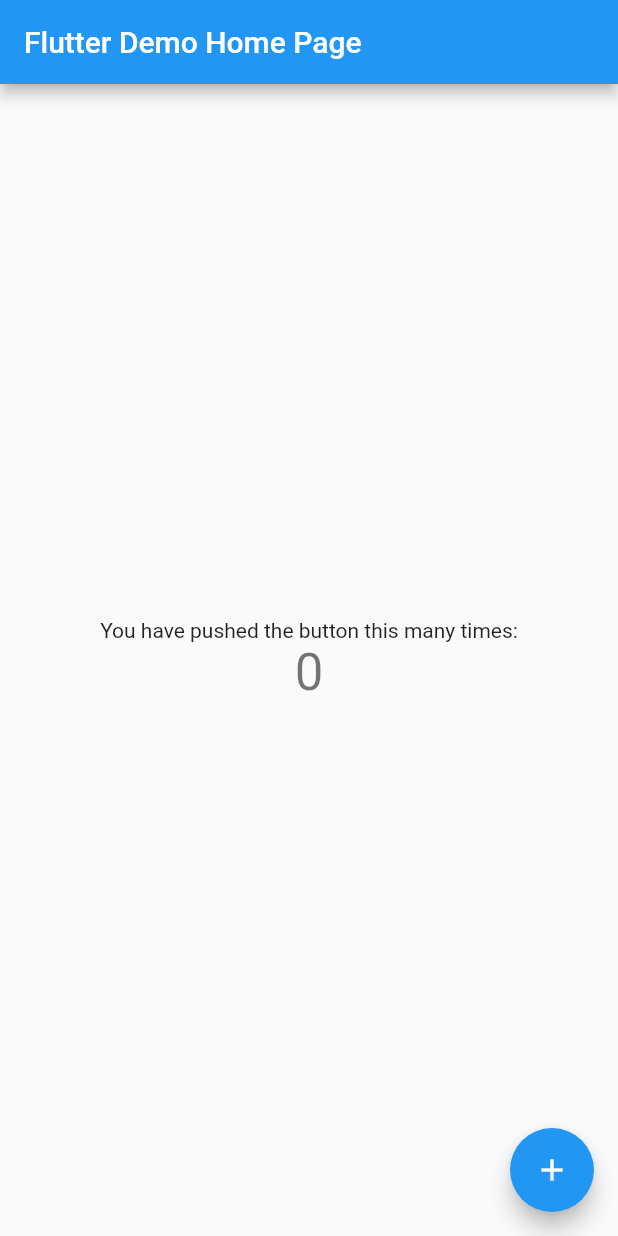
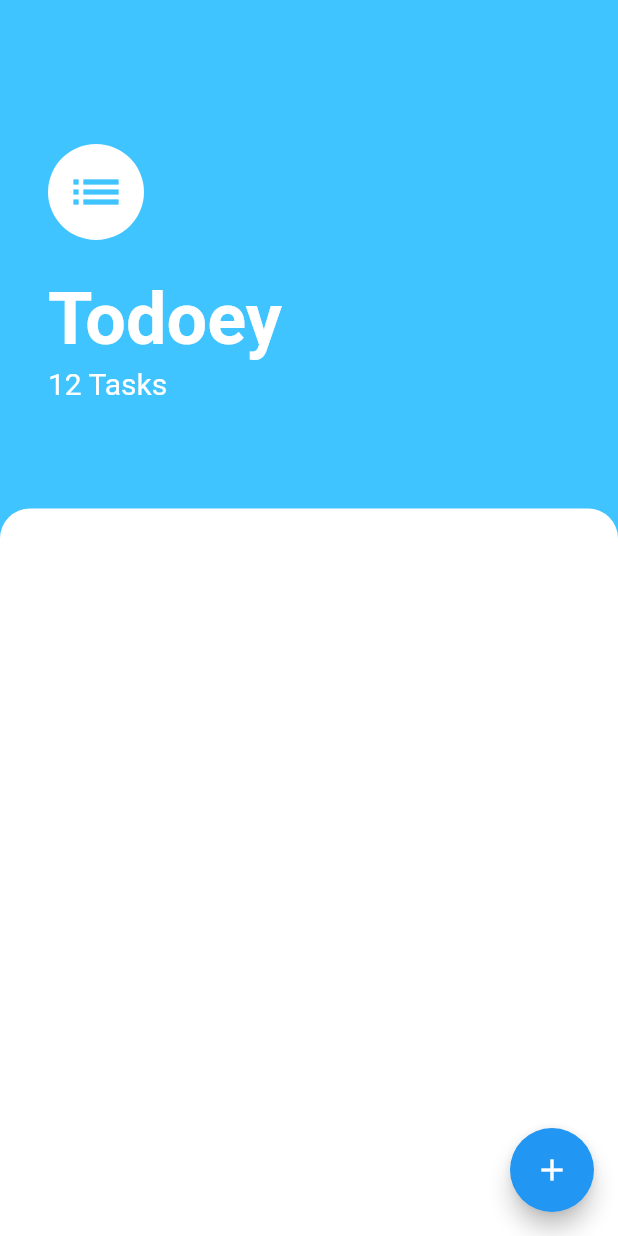
Before and after one commit to mdocevski/flutter_tutorials, a Flutter app: the screen it shows after launch, on a phone screen of 412 x 824 dp. Run offline on Flutter 3.47's test engine with Material 2 defaults, Android fonts, the phone set to English and light mode, and no system bars; our stand-ins replace animated_text_kit, audioplayers, cloud_firestore, firebase_auth, flutter_spinkit, font_awesome_flutter and 3 more; accounts and stored records are empty.

Commit message:
todo_ey - initial design implemented

```diff
--- a/todo_ey/lib/main.dart
+++ b/todo_ey/lib/main.dart
@@ -1,117 +1,18 @@
 import 'package:flutter/material.dart';
+import 'package:todo_ey/tasks/tasks.dart';
 
 void main() {
   runApp(MyApp());
 }
 
 class MyApp extends StatelessWidget {
-  // This widget is the root of your application.
   @override
   Widget build(BuildContext context) {
     return MaterialApp(
-      title: 'Flutter Demo',
-      theme: ThemeData(
-        // This is the theme of your application.
-        //
-        // Try running your application with "flutter run". You'll see the
-        // application has a blue toolbar. Then, without quitting the app, try
-        // changing the primarySwatch below to Colors.green and then invoke
-        // "hot reload" (press "r" in the console where you ran "flutter run",
-        // or simply save your changes to "hot reload" in a Flutter IDE).
-        // Notice that the counter didn't reset back to zero; the application
-        // is not restarted.
-        primarySwatch: Colors.blue,
-        // This makes the visual density adapt to the platform that you run
-        // the app on. For desktop platforms, the controls will be smaller and
-        // closer together (more dense) than on mobile platforms.
-        visualDensity: VisualDensity.adaptivePlatformDensity,
-      ),
-      home: MyHomePage(title: 'Flutter Demo Home Page'),
+      initialRoute: TasksScreen.ID,
+      routes: {
+        TasksScreen.ID: (context) => TasksScreen(),
+      },
     );
   }
 }
-
-class MyHomePage extends StatefulWidget {
-  MyHomePage({Key key, this.title}) : super(key: key);
-
-  // This widget is the home page of your application. It is stateful, meaning
-  // that it has a State object (defined below) that contains fields that affect
-  // how it looks.
-
-  // This class is the configuration for the state. It holds the values (in this
-  // case the title) provided by the parent (in this case the App widget) and
-  // used by the build method of the State. Fields in a Widget subclass are
-  // always marked "final".
-
-  final String title;
-
-  @override
-  _MyHomePageState createState() => _MyHomePageState();
-}
-
-class _MyHomePageState extends State<MyHomePage> {
-  int _counter = 0;
-
-  void _incrementCounter() {
-    setState(() {
-      // This call to setState tells the Flutter framework that something has
-      // changed in this State, which causes it to rerun the build method below
-      // so that the display can reflect the updated values. If we changed
-      // _counter without calling setState(), then the build method would not be
-      // called again, and so nothing would appear to happen.
-      _counter++;
-    });
-  }
-
-  @override
-  Widget build(BuildContext context) {
-    // This method is rerun every time setState is called, for instance as done
-    // by the _incrementCounter method above.
-    //
-    // The Flutter framework has been optimized to make rerunning build methods
-    // fast, so that you can just rebuild anything that needs updating rather
-    // than having to individually change instances of widgets.
-    return Scaffold(
-      appBar: AppBar(
-        // Here we take the value from the MyHomePage object that was created by
-        // the App.build method, and use it to set our appbar title.
-        title: Text(widget.title),
-      ),
-      body: Center(
-        // Center is a layout widget. It takes a single child and positions it
-        // in the middle of the parent.
-        child: Column(
-          // Column is also a layout widget. It takes a list of children and
-          // arranges them vertically. By default, it sizes itself to fit its
-          // children horizontally, and tries to be as tall as its parent.
-          //
-          // Invoke "debug painting" (press "p" in the console, choose the
-          // "Toggle Debug Paint" action from the Flutter Inspector in Android
-          // Studio, or the "Toggle Debug Paint" command in Visual Studio Code)
-          // to see the wireframe for each widget.
-          //
-          // Column has various properties to control how it sizes itself and
-          // how it positions its children. Here we use mainAxisAlignment to
-          // center the children vertically; the main axis here is the vertical
-          // axis because Columns are vertical (the cross axis would be
-          // horizontal).
-          mainAxisAlignment: MainAxisAlignment.center,
-          children: <Widget>[
-            Text(
-              'You have pushed the button this many times:',
-            ),
-            Text(
-              '$_counter',
-              style: Theme.of(context).textTheme.headline4,
-            ),
-          ],
-        ),
-      ),
-      floatingActionButton: FloatingActionButton(
-        onPressed: _incrementCounter,
-        tooltip: 'Increment',
-        child: Icon(Icons.add),
-      ), // This trailing comma makes auto-formatting nicer for build methods.
-    );
-  }
-}
--- /dev/null
+++ b/todo_ey/lib/tasks/tasks.dart
@@ -0,0 +1,79 @@
+import 'package:flutter/material.dart';
+
+class TasksScreen extends StatefulWidget {
+  static const String ID = 'tasks';
+
+  TasksScreen({Key key}) : super(key: key);
+
+  @override
+  _TasksScreenState createState() => _TasksScreenState();
+}
+
+class _TasksScreenState extends State<TasksScreen> {
+  @override
+  Widget build(BuildContext context) {
+    return Scaffold(
+      floatingActionButton: FloatingActionButton(
+        child: Icon(Icons.add),
+        onPressed: () {},
+      ),
+      backgroundColor: Colors.lightBlueAccent,
+      body: Column(
+        crossAxisAlignment: CrossAxisAlignment.start,
+        children: <Widget>[
+          Container(
+            padding: const EdgeInsets.only(
+              top: 96.0,
+              bottom: 32.0,
+              left: 32.0,
+              right: 32.0,
+            ),
+            child: Column(
+              crossAxisAlignment: CrossAxisAlignment.start,
+              children: <Widget>[
+                CircleAvatar(
+                  child: Icon(
+                    Icons.list,
+                    size: 40.0,
+                    color: Colors.lightBlueAccent,
+                  ),
+                  radius: 32.0,
+                  backgroundColor: Colors.white,
+                ),
+                SizedBox(height: 24.0),
+                Text(
+                  'Todoey',
+                  style: TextStyle(
+                    fontSize: 48.0,
+                    color: Colors.white,
+                    fontWeight: FontWeight.w700,
+                  ),
+                ),
+                SizedBox(height: 4.0),
+                Text(
+                  '12 Tasks',
+                  style: TextStyle(
+                    color: Colors.white,
+                    fontSize: 20.0,
+                  ),
+                ),
+              ],
+            ),
+          ),
+          SizedBox(height: 40.0),
+          Expanded(
+            child: Container(
+              decoration: BoxDecoration(
+                color: Colors.white,
+                borderRadius: BorderRadius.only(
+                  topLeft: Radius.circular(20.0),
+                  topRight: Radius.circular(20.0),
+                ),
+              ),
+            ),
+          ),
+        ],
+      ),
+    );
+  }
+}
```
